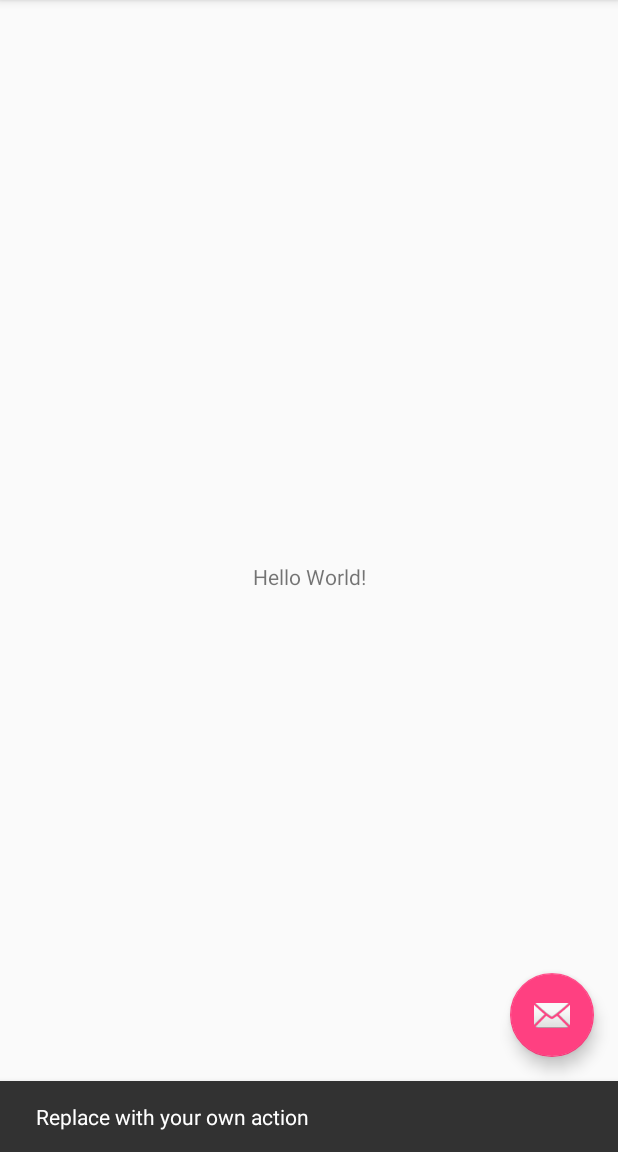
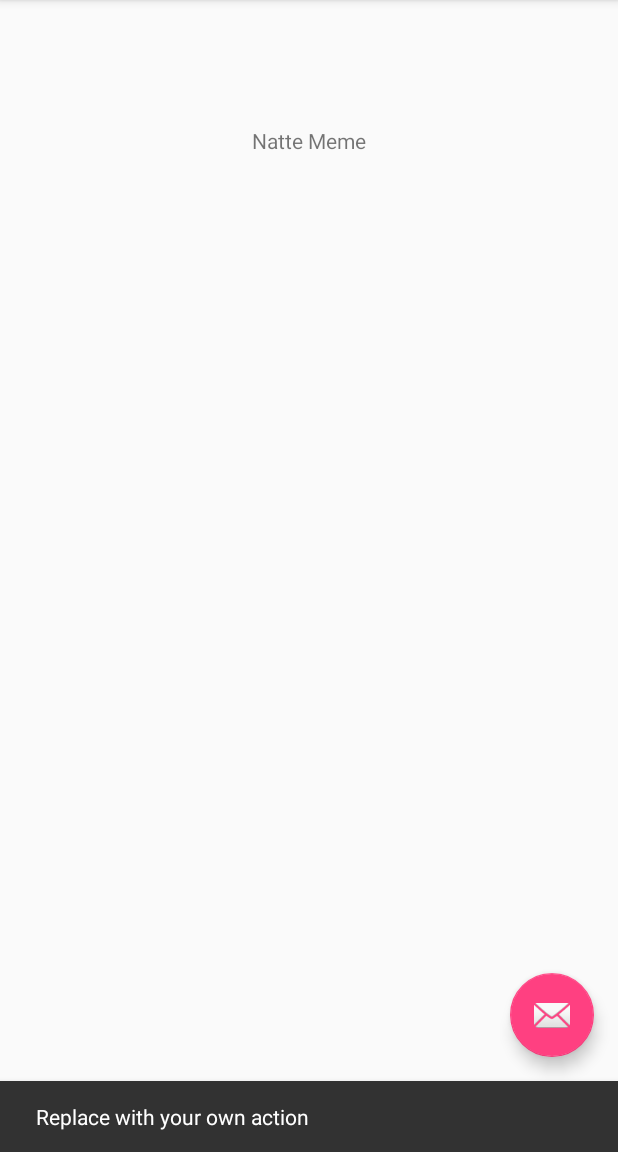
Before and after one commit to David-Eilers/PathSharing-Android, an Android app: the screen it shows after launch (MainActivity), after a tap on an icon or button, on a phone screen of 412 x 824 dp, the part 84-1236 px from its top. Run offline under Robolectric (Android 15) with nearby library versions, the phone set to English and light mode, and no system bars; 2 other taps on this screen came first.

Commit message:
Views aan de menu items gebonden en het menu item 'About' toegevoegd

```diff
--- a/app/src/main/res/layout/content_main.xml
+++ b/app/src/main/res/layout/content_main.xml
@@ -8,13 +8,9 @@
     tools:context="com.example.eloy.project24app.MainActivity"
     tools:showIn="@layout/app_bar_main">
 
-    <TextView
-        android:layout_width="wrap_content"
-        android:layout_height="wrap_content"
-        android:text="Hello World!"
-        app:layout_constraintBottom_toBottomOf="parent"
-        app:layout_constraintLeft_toLeftOf="parent"
-        app:layout_constraintRight_toRightOf="parent"
-        app:layout_constraintTop_toTopOf="parent" />
+    <FrameLayout
+        android:id="@+id/content_frame"
+        android:layout_width="match_parent"
+        android:layout_height="match_parent"></FrameLayout>
 
 </android.support.constraint.ConstraintLayout>
--- /dev/null
+++ b/app/src/main/res/layout/groups_layout.xml
@@ -0,0 +1,13 @@
+<?xml version="1.0" encoding="utf-8"?>
+<RelativeLayout xmlns:android="http://schemas.android.com/apk/res/android"
+    android:layout_width="match_parent" android:layout_height="match_parent">
+
+    <TextView
+        android:id="@+id/textView"
+        android:layout_width="wrap_content"
+        android:layout_height="wrap_content"
+        android:layout_alignParentTop="true"
+        android:layout_centerHorizontal="true"
+        android:layout_marginTop="84dp"
+        android:text="Natte Meme" />
+</RelativeLayout>
--- a/app/src/main/res/menu/activity_main_drawer.xml
+++ b/app/src/main/res/menu/activity_main_drawer.xml
@@ -3,26 +3,19 @@
 
     <group android:checkableBehavior="single">
         <item
-            android:id="@+id/nav_groups"
+            android:id="@+id/nav_groups_layout"
             android:icon="@drawable/ic_groups"
             android:title="Groups" />
         <item
-            android:id="@+id/nav_profile"
+            android:id="@+id/nav_profile_layout"
             android:icon="@drawable/ic_profile"
             android:title="Profile" />
+        <item
+            android:id="@+id/nav_about_layout"
+            android:icon="@drawable/ic_menu_manage"
+            android:title="About"/>
     </group>
 
-    <item android:title="Communicate">
-        <menu>
-            <item
-                android:id="@+id/nav_share"
-                android:icon="@drawable/ic_menu_share"
-                android:title="Share" />
-            <item
-                android:id="@+id/nav_send"
-                android:icon="@drawable/ic_menu_send"
-                android:title="Send" />
-        </menu>
-    </item>
+
 
 </menu>
--- a/build.gradle
+++ b/build.gradle
@@ -5,7 +5,7 @@ buildscript {
         jcenter()
     }
     dependencies {
-        classpath 'com.android.tools.build:gradle:2.3.2'
+        classpath 'com.android.tools.build:gradle:2.3.3'
 
         // NOTE: Do not place your application dependencies here; they belong
         // in the individual module build.gradle files
```
Also changed, not shown: app/src/main/java/com/example/eloy/project24app/AboutFragment.java (added, +24 -0 lines), app/src/main/java/com/example/eloy/project24app/GroupsFragment.java (added, +24 -0 lines), app/src/main/java/com/example/eloy/project24app/MainActivity.java (+9 -9 lines), app/src/main/java/com/example/eloy/project24app/ProfileFragment.java (added, +24 -0 lines), app/src/main/res/layout/about_layout.xml (added, +13 -0 lines), app/src/main/res/layout/profile_layout.xml (added, +13 -0 lines).
